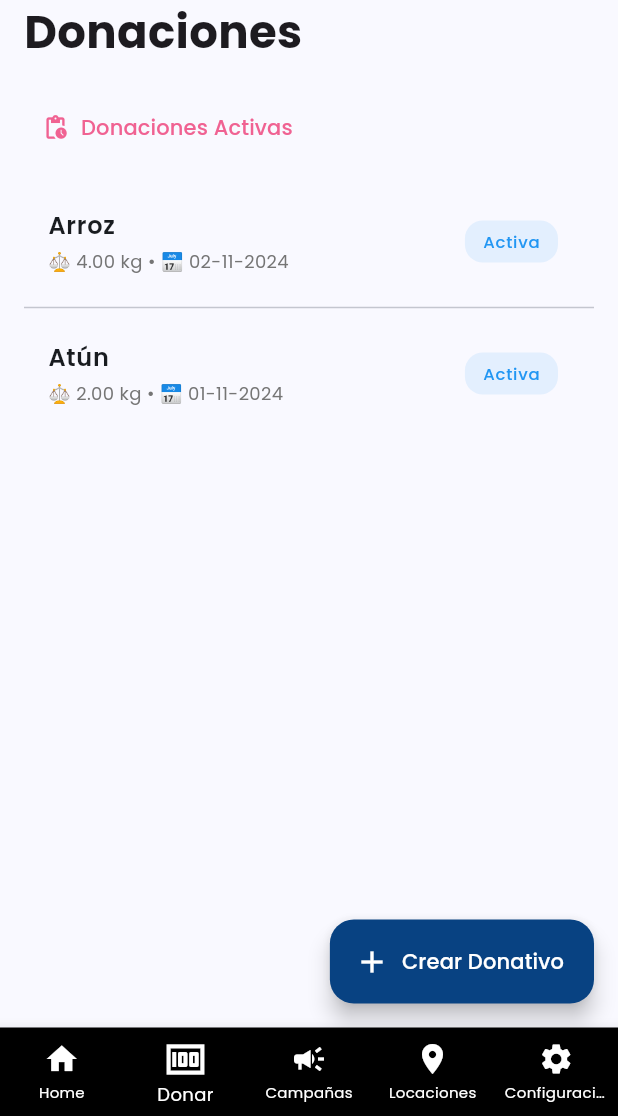
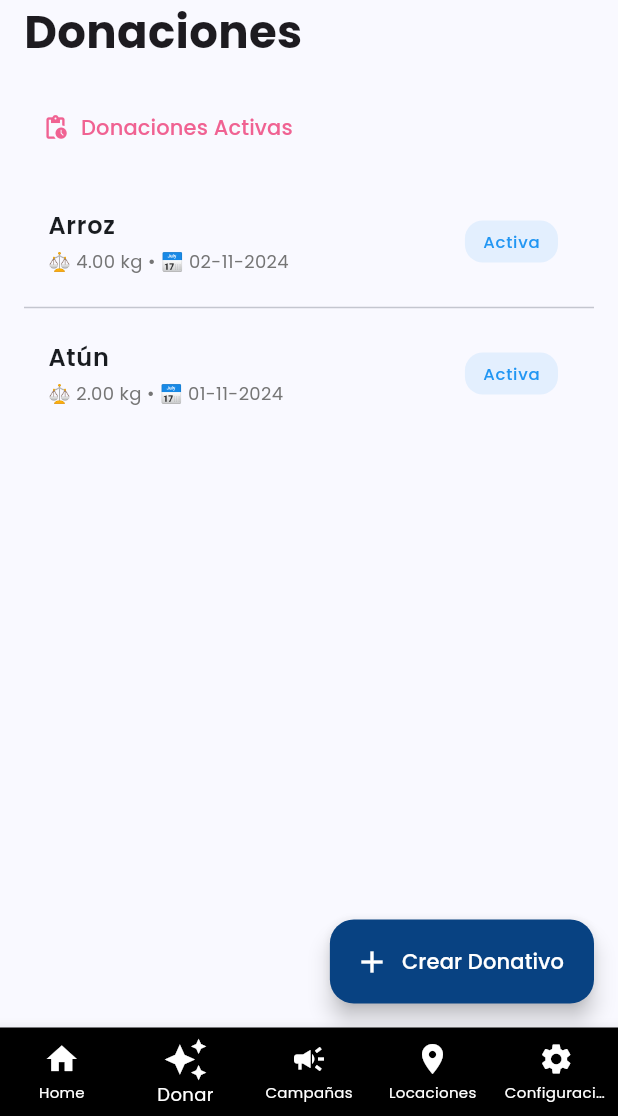
Before and after one commit to ALG06/Frontend, a Flutter app: the screen it shows after launch, item 2 of the bottom bar chosen, on a phone screen of 412 x 824 dp, the part 120-1236 px from its top. Run offline on Flutter 3.47's test engine with Material 3 defaults, Android fonts, the phone set to English and light mode, and no system bars; our stand-ins replace flutter_dotenv, geolocator, google_fonts, google_maps_flutter, qr_flutter, shared_preferences; missing offline and left inert: universal_html.

Commit message:
Hotfix: Replaced Cash with Sparkle icon

```diff
--- a/lib/layout/navbar.dart
+++ b/lib/layout/navbar.dart
@@ -46,7 +46,7 @@ class NavBar extends StatelessWidget {
         icon = Icons.home;
         break;
       case TabItem.donate:
-        icon = Icons.money;
+        icon = Icons.auto_awesome;
         break;
       case TabItem.campaign:
         icon = Icons.campaign;
```
